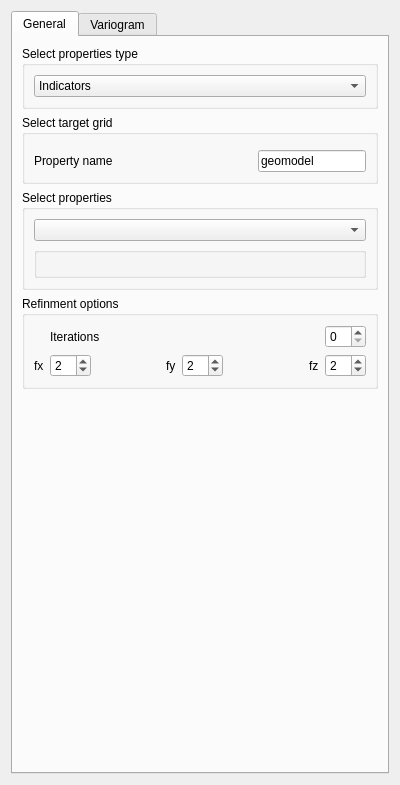
Before: the Qt Designer form ui/deterministic.ui in robertorolo/LPM-Geomod_Suite, drawn with Qt 5.
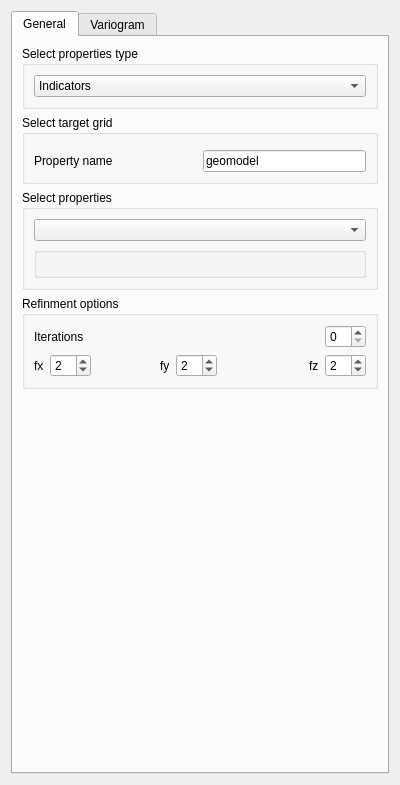
After: the same form once the commit is applied. Custom widgets are drawn as their Qt base class.

The edit to the form file:
```diff
--- a/ui/deterministic.ui
+++ b/ui/deterministic.ui
@@ -107,13 +107,6 @@
             </property>
            </widget>
           </item>
-          <item row="0" column="1">
-           <widget class="QLabel" name="label_2">
-            <property name="text">
-             <string>Iterations</string>
-            </property>
-           </widget>
-          </item>
           <item row="0" column="7">
            <widget class="QSpinBox" name="iterations">
             <property name="sizePolicy">
@@ -203,6 +196,13 @@
             </property>
            </spacer>
           </item>
+          <item row="0" column="0" colspan="2">
+           <widget class="QLabel" name="label_2">
+            <property name="text">
+             <string>Iterations</string>
+            </property>
+           </widget>
+          </item>
          </layout>
         </widget>
        </item>
@@ -225,7 +225,7 @@
           <item row="3" column="1">
            <widget class="QLineEdit" name="lineEdit">
             <property name="sizePolicy">
-             <sizepolicy hsizetype="Maximum" vsizetype="Fixed">
+             <sizepolicy hsizetype="Preferred" vsizetype="Fixed">
               <horstretch>0</horstretch>
               <verstretch>0</verstretch>
              </sizepolicy>
```
